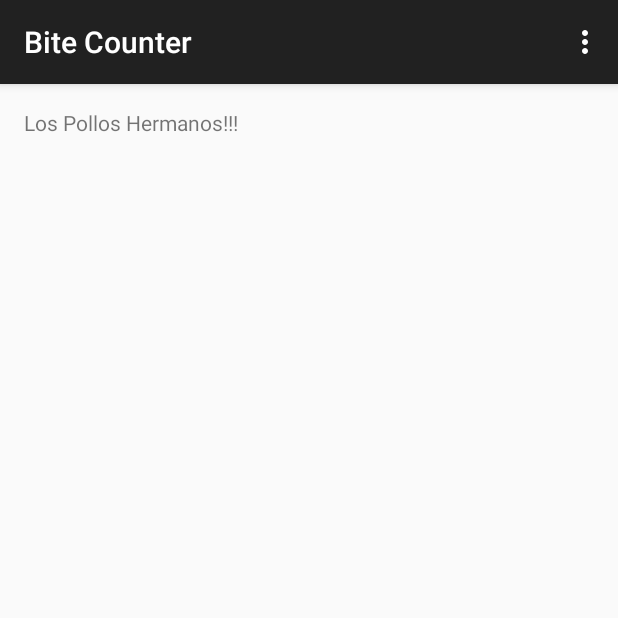
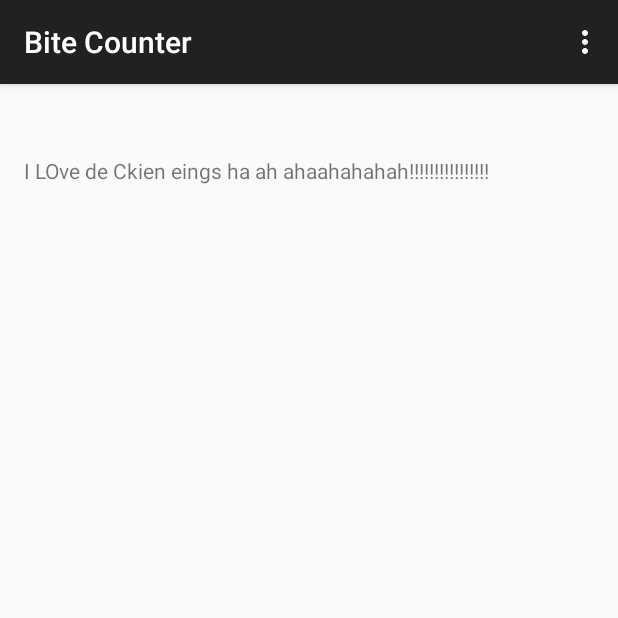
Before and after one commit to diabloazul14/Bite_Counter, an Android app: the screen it shows after launch (Counter), on a phone screen of 412 x 824 dp, the top half of it. Run offline under Robolectric (Android 15) with nearby library versions, the phone set to English and light mode, and no system bars.

Commit message:
I like you ChickeWinds

```diff
--- a/app/src/main/res/layout/activity_counter.xml
+++ b/app/src/main/res/layout/activity_counter.xml
@@ -5,7 +5,8 @@
     android:paddingTop="@dimen/activity_vertical_margin"
     android:paddingBottom="@dimen/activity_vertical_margin" tools:context=".Counter">
 
-    <TextView android:text="@string/hello_world" android:layout_width="wrap_content"
+    <TextView android:text="@string/chickenWings" android:layout_width="match_parent"
+        android:layout_marginTop="@dimen/abc_dropdownitem_icon_width"
         android:layout_height="wrap_content" />
 
 </RelativeLayout>
--- a/app/src/main/res/values/strings.xml
+++ b/app/src/main/res/values/strings.xml
@@ -3,6 +3,7 @@
 
     <string name="app_name">Bite Counter</string>
     <string name="hello_world">Los Pollos Hermanos!!!</string>
+    <string name="chickenWings">I LOve de Ckien eings ha ah ahaahahahah!!!!!!!!!!!!!!!!</string>
     <string name="action_settings">Settings</string>
 
 </resources>
```
